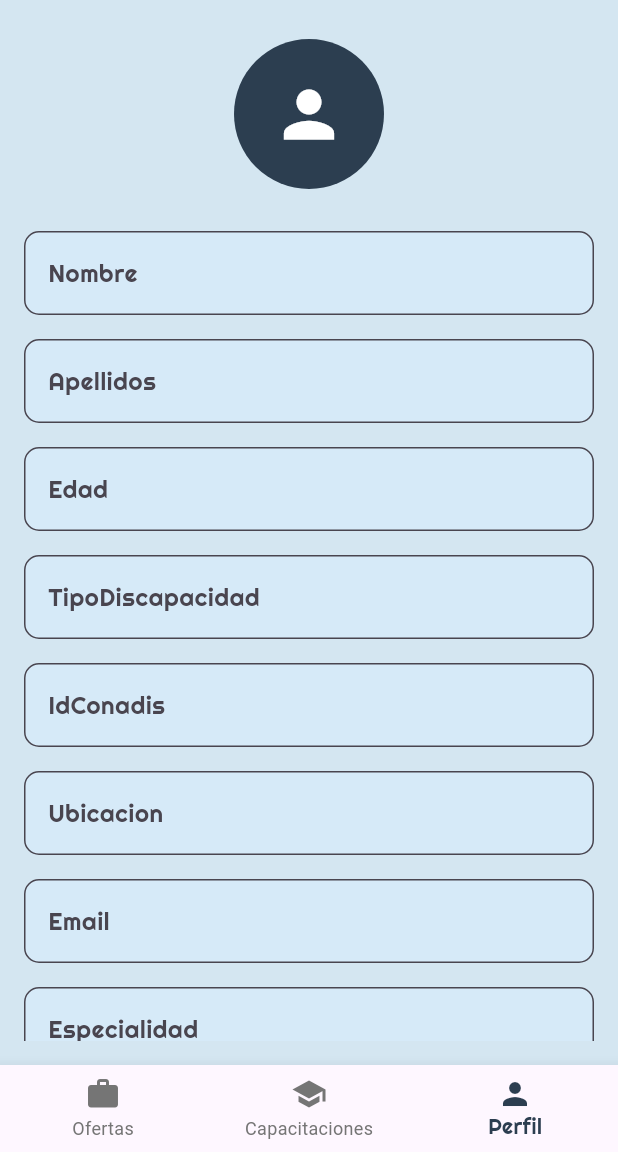
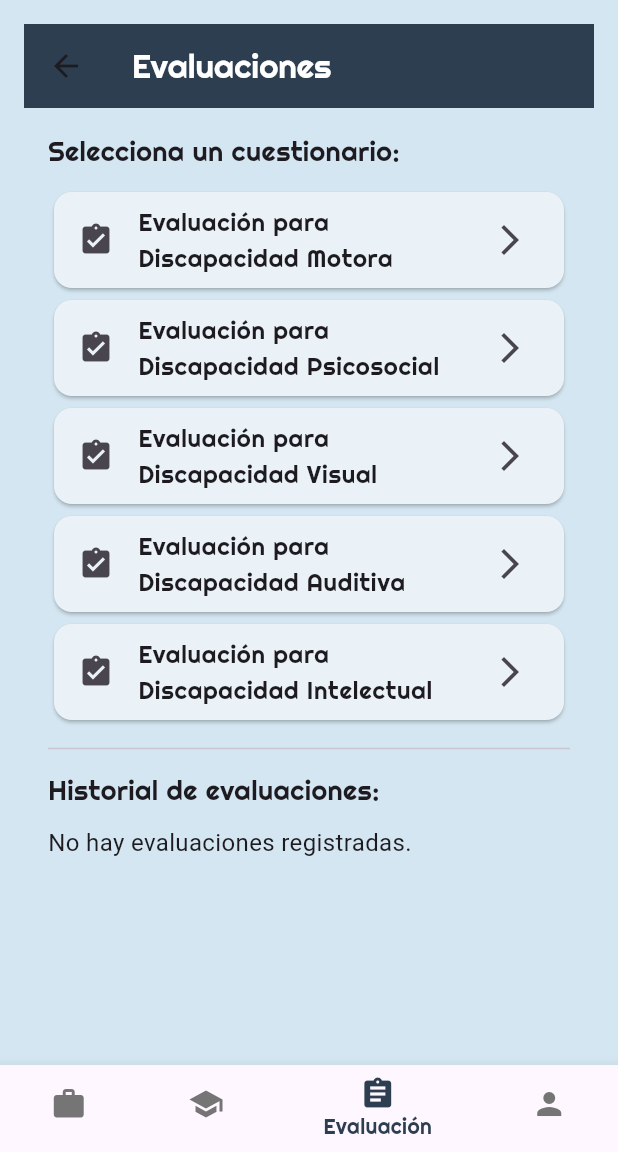
Before and after one commit to DekoXJ/IncluJob, a Flutter app: the DashboardUsuario screen opened by its route, item 3 of the bottom bar chosen, on a phone screen of 412 x 824 dp, the part 84-1236 px from its top. Run offline on Flutter 3.47's test engine with Material 3 defaults, Android fonts, the light colour scheme and no system bars; our stand-ins replace cloud_firestore, firebase_auth, firebase_core, flutter_tts, speech_to_text; accounts and stored records are empty.

Commit message:
Se implemento la ventana en donde se podran rendir evaluaciones para el usuario, sin embargo aun falta establecer las preguntas y que se cargue bien el historial de evaluaciones

```diff
--- a/lib/screens/dashboard_usuario.dart
+++ b/lib/screens/dashboard_usuario.dart
@@ -4,6 +4,8 @@ import 'package:firebase_auth/firebase_auth.dart';
 import 'package:flutter/services.dart';
 import 'detalle_empleo_screen.dart';
 import 'capacitaciones_usuario.dart';
+import 'cuestionario_screen.dart';
+import 'historial_evaluaciones.dart';
 
 class DashboardUsuario extends StatefulWidget {
   const DashboardUsuario({super.key});
@@ -16,6 +18,8 @@ class _DashboardUsuarioState extends State<DashboardUsuario> {
   int _selectedIndex = 0;
   late String userId;
   DocumentSnapshot? userDoc;
+  String _filtro = '';
+  final _searchController = TextEditingController();
   final _formKey = GlobalKey<FormState>();
   final Map<String, TextEditingController> _controllers = {
     'nombre': TextEditingController(),
@@ -63,13 +67,39 @@ class _DashboardUsuarioState extends State<DashboardUsuario> {
   }
 
   Widget _buildListaEmpleos() {
-    return StreamBuilder(
+    return Column(
+      children: [
+        TextField(
+          controller: _searchController,
+          onChanged: (value) => setState(() => _filtro = value.toLowerCase()),
+          decoration: InputDecoration(
+            hintText: 'Buscar empleo...',
+            prefixIcon: const Icon(Icons.search),
+            filled: true,
+            fillColor: const Color(0xFFD6EAF8),
+            border: OutlineInputBorder(borderRadius: BorderRadius.circular(12)),
+          ),
+        ),
+        const SizedBox(height: 10),
+        Expanded(
+          child: StreamBuilder(
             stream: FirebaseFirestore.instance.collection('ofertas').snapshots(),
             builder: (context, snapshot) {
               if (!snapshot.hasData) return const Center(child: CircularProgressIndicator());
               final docs = snapshot.data!.docs;
+              final resultados = docs.where((doc) {
+                final data = doc.data() as Map<String, dynamic>;
+                final titulo = data['titulo']?.toString().toLowerCase() ?? '';
+                final descripcion = data['descripcion']?.toString().toLowerCase() ?? '';
+                return titulo.contains(_filtro) || descripcion.contains(_filtro);
+              }).toList();
+
+              if (resultados.isEmpty) {
+                return const Center(child: Text('No se encontraron empleos relacionados.'));
+              }
+
               return ListView(
-          children: docs.map((doc) => Card(
+                children: resultados.map((doc) => Card(
                   color: const Color(0xFFEAF2F8),
                   child: ListTile(
                     title: Text(doc['titulo'], style: const TextStyle(fontFamily: 'Righteous')),
@@ -87,6 +117,16 @@ class _DashboardUsuarioState extends State<DashboardUsuario> {
                 )).toList(),
               );
             },
+          ),
+        ),
+      ],
+    );
+  }
+
+  Widget _buildEvaluaciones() {
+    return SizedBox(
+      height: MediaQuery.of(context).size.height * 0.8,
+      child: HistorialEvaluaciones(userId: userId),
     );
   }
 
@@ -142,6 +182,7 @@ class _DashboardUsuarioState extends State<DashboardUsuario> {
     final pages = [
       _buildListaEmpleos(),
       const CapacitacionesUsuario(),
+      _buildEvaluaciones(),
       _buildPerfilUsuario(),
     ];
 
@@ -164,6 +205,7 @@ class _DashboardUsuarioState extends State<DashboardUsuario> {
         items: const [
           BottomNavigationBarItem(icon: Icon(Icons.work), label: 'Ofertas'),
           BottomNavigationBarItem(icon: Icon(Icons.school), label: 'Capacitaciones'),
+          BottomNavigationBarItem(icon: Icon(Icons.assignment), label: 'Evaluación'),
           BottomNavigationBarItem(icon: Icon(Icons.person), label: 'Perfil'),
         ],
       ),
--- /dev/null
+++ b/lib/screens/historial_evaluaciones.dart
@@ -0,0 +1,84 @@
+import 'package:flutter/material.dart';
+import 'package:cloud_firestore/cloud_firestore.dart';
+import 'package:firebase_auth/firebase_auth.dart';
+import 'cuestionario_screen.dart';
+
+class HistorialEvaluaciones extends StatelessWidget {
+  final String userId;
+  const HistorialEvaluaciones({required this.userId, super.key});
+
+  @override
+  Widget build(BuildContext context) {
+    return Scaffold(
+      backgroundColor: const Color(0xFFD4E6F1),
+      appBar: AppBar(
+        backgroundColor: const Color(0xFF2C3E50),
+        title: const Text('Evaluaciones', style: TextStyle(fontFamily: 'Righteous', color: Colors.white)),
+      ),
+      body: ListView(
+        padding: const EdgeInsets.all(16),
+        children: [
+          const Text('Selecciona un cuestionario:',
+              style: TextStyle(fontFamily: 'Righteous', fontSize: 18)),
+          const SizedBox(height: 10),
+          ...['Motora', 'Psicosocial', 'Visual', 'Auditiva', 'Intelectual'].map((tipo) => Card(
+                color: const Color(0xFFEAF2F8),
+                child: ListTile(
+                  leading: const Icon(Icons.assignment_turned_in),
+                  title: Text('Evaluación para Discapacidad $tipo', style: const TextStyle(fontFamily: 'Righteous')),
+                  trailing: const Icon(Icons.arrow_forward_ios),
+                  onTap: () => Navigator.push(
+                    context,
+                    MaterialPageRoute(
+                      builder: (_) => CuestionarioScreen(titulo: 'Discapacidad $tipo'),
+                    ),
+                  ),
+                ),
+              )),
+          const Divider(height: 30),
+          const Text('Historial de evaluaciones:', style: TextStyle(fontFamily: 'Righteous', fontSize: 18)),
+          const SizedBox(height: 10),
+          StreamBuilder(
+            stream: FirebaseFirestore.instance
+                .collection('evaluaciones')
+                .where('userId', isEqualTo: userId)
+                .orderBy('fecha', descending: true)
+                .snapshots(),
+            builder: (context, snapshot) {
+              if (!snapshot.hasData) return const Center(child: CircularProgressIndicator());
+
+              final docs = snapshot.data!.docs;
+              if (docs.isEmpty) {
+                return const Text('No hay evaluaciones registradas.');
+              }
+
+              return Column(
+                children: docs.map((doc) {
+                  final data = doc.data() as Map<String, dynamic>;
+                  final fecha = (data['fecha'] as Timestamp).toDate();
+                  return Card(
+                    color: const Color(0xFFFDEDEC),
+                    margin: const EdgeInsets.symmetric(vertical: 6),
+                    child: ListTile(
+                      title: Text(data['titulo'], style: const TextStyle(fontFamily: 'Righteous')),
+                      subtitle: Text('Puntaje: ${data['puntaje']}/20\nResultado: ${data['evaluacion']}\nFecha: ${fecha.toLocal()}'),
+                      trailing: IconButton(
+                        icon: const Icon(Icons.replay),
+                        onPressed: () => Navigator.push(
+                          context,
+                          MaterialPageRoute(
+                            builder: (_) => CuestionarioScreen(titulo: data['titulo']),
+                          ),
+                        ),
+                      ),
+                    ),
+                  );
+                }).toList(),
+              );
+            },
+          )
+        ],
+      ),
+    );
+  }
+}
```
Also changed, not shown: lib/screens/cuestionario_screen.dart (added, +140 -0 lines), pubspec.yaml (+7 -0 lines), assets/images/icon.png (added), pubspec.lock. Lines whose indentation alone changed are shown as unchanged.
